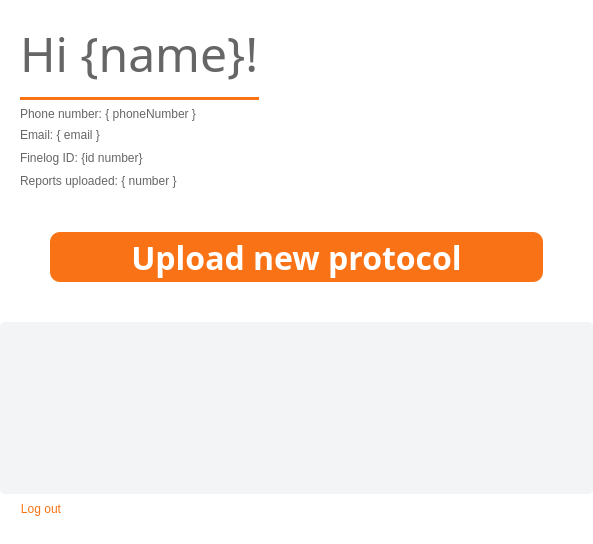
Ph4sm4/FinelogApp, file userpanel.ui: the form before one commit.
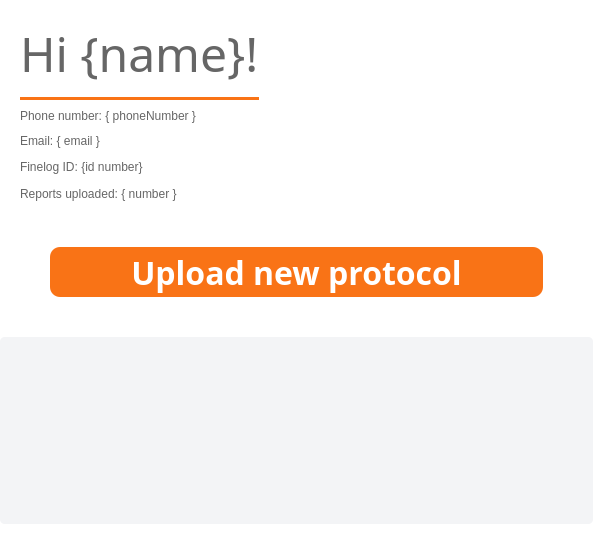
The form after the commit. Icons and pictures are not drawn.

Commit message: settings panel, logout moved, sliding panel and more

```diff
--- a/userpanel.ui
+++ b/userpanel.ui
@@ -447,40 +447,6 @@
          <property name="rightMargin">
           <number>20</number>
          </property>
-         <item>
-          <widget class="QPushButton" name="logoutButton">
-           <property name="maximumSize">
-            <size>
-             <width>16777215</width>
-             <height>30</height>
-            </size>
-           </property>
-           <property name="styleSheet">
-            <string notr="true">QPushButton {
-height: 30px;
-color: rgb(249, 115, 22);
-background: transparent;
-border: none;
-}</string>
-           </property>
-           <property name="text">
-            <string>Log out</string>
-           </property>
-          </widget>
-         </item>
-         <item>
-          <spacer name="horizontalSpacer_2">
-           <property name="orientation">
-            <enum>Qt::Horizontal</enum>
-           </property>
-           <property name="sizeHint" stdset="0">
-            <size>
-             <width>40</width>
-             <height>20</height>
-            </size>
-           </property>
-          </spacer>
-         </item>
         </layout>
        </item>
       </layout>
```
The commit also changes 14 other files.
